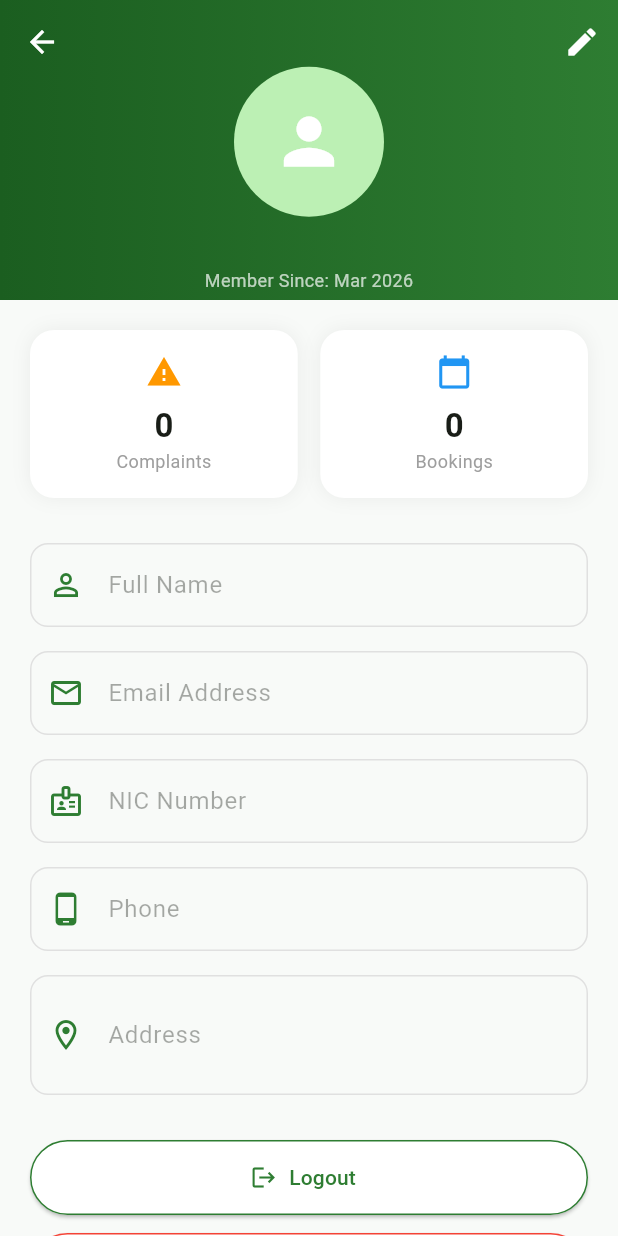
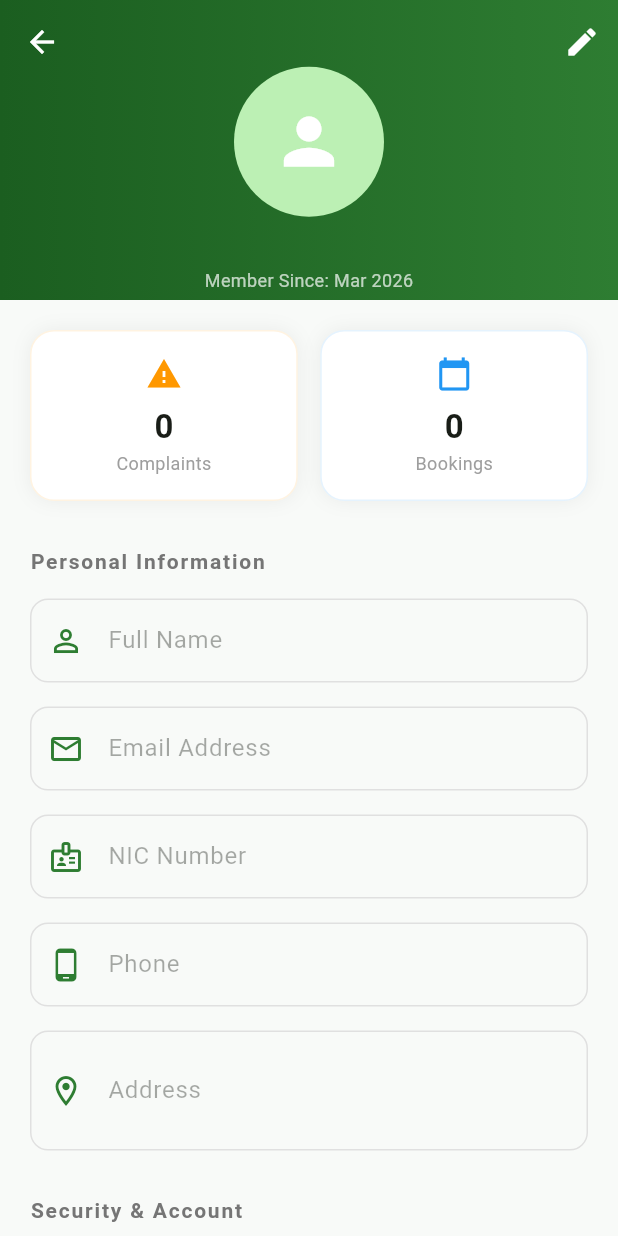
Before and after one commit to thisal2006/muc-digital, a Flutter app: the ProfileScreen screen opened by its route, on a phone screen of 412 x 824 dp. Run offline on Flutter 3.47's test engine with Material 3 defaults, Android fonts, the phone set to English and light mode, and no system bars; our stand-ins replace animate_do, cached_network_image, cloud_firestore, firebase_auth, firebase_core, firebase_database and 10 more; missing offline and left inert: flutter_stripe; accounts and stored records are empty.

Commit message:
Update profile_screen.dart
Added section titles for "Personal Information" and "Security & Account" and added border styling to stat cards.

```diff
--- a/lib/screens/profile_screen.dart
+++ b/lib/screens/profile_screen.dart
@@ -258,7 +258,10 @@ class _ProfileScreenState extends State<ProfileScreen>
                       Form(
                         key: _formKey,
                         child: Column(
+                          crossAxisAlignment: CrossAxisAlignment.start,
                           children: [
+                            _sectionTitle("Personal Information"),
+                            const SizedBox(height: 15),
                             _buildModernField("Full Name", _nameController, Icons.person_outline),
                             const SizedBox(height: 16),
 
@@ -270,6 +273,9 @@ class _ProfileScreenState extends State<ProfileScreen>
                             const SizedBox(height: 16),
                             _buildModernField("Address", _addressController, Icons.location_on_outlined, maxLines: 2),
                             const SizedBox(height: 30),
+
+                            _sectionTitle("Security & Account"),
+                            const SizedBox(height: 15),
                             ElevatedButton.icon(
                               onPressed: _logout,
                               icon: const Icon(Icons.logout),
@@ -307,6 +313,18 @@ class _ProfileScreenState extends State<ProfileScreen>
     );
   }
 
+  Widget _sectionTitle(String title) {
+    return Text(
+      title,
+      style: TextStyle(
+        fontSize: 14,
+        fontWeight: FontWeight.bold,
+        color: Colors.grey[600],
+        letterSpacing: 1.2,
+      ),
+    );
+  }
+
   Widget _buildStatCard(String label, String value, IconData icon, Color color) {
     return Expanded(
       child: Container(
@@ -314,6 +332,7 @@ class _ProfileScreenState extends State<ProfileScreen>
         decoration: BoxDecoration(
           color: Colors.white,
           borderRadius: BorderRadius.circular(16),
+          border: Border.all(color: color.withAlpha(30), width: 1),
           boxShadow: [BoxShadow(color: Colors.black.withAlpha(15), blurRadius: 10)],
         ),
         child: Column(
```
